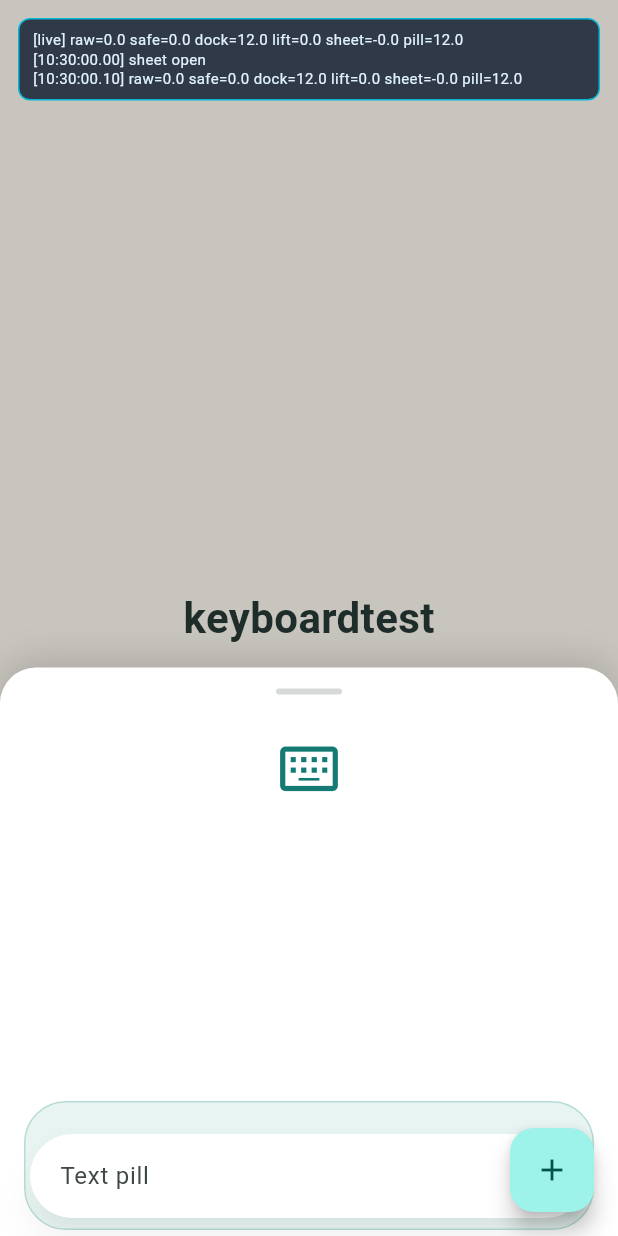
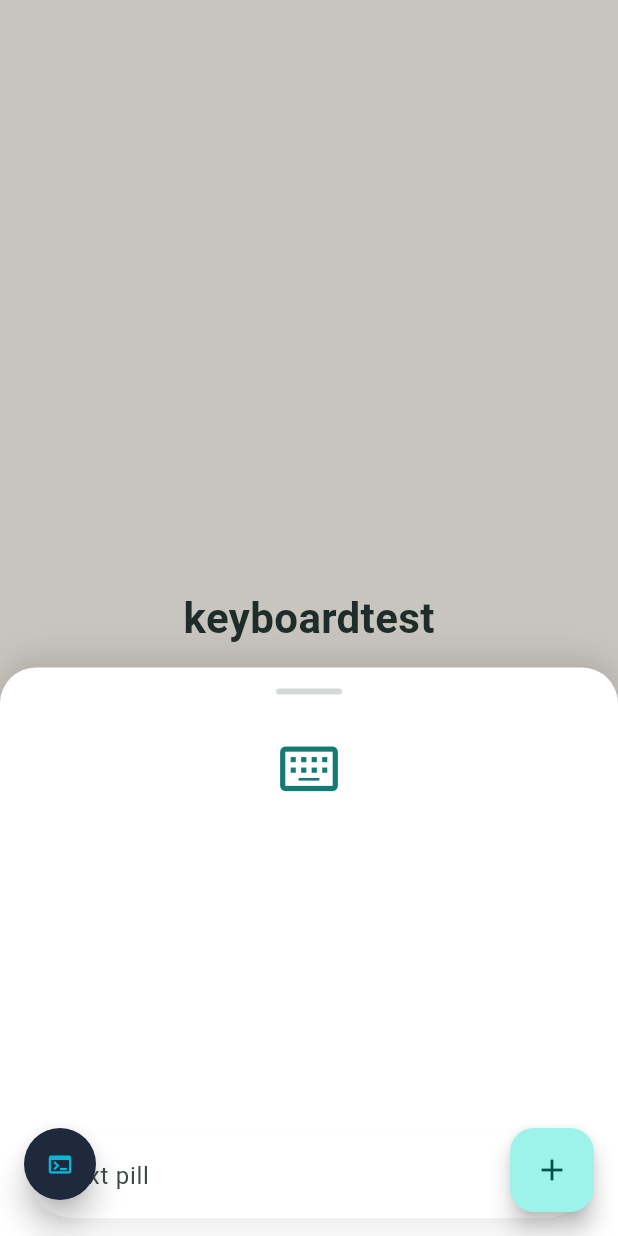
Before and after one commit to elizerpist/keyboardtest, a Flutter app: the screen it shows after launch, after a tap on the "add" icon, on a phone screen of 412 x 824 dp. Run offline on Flutter 3.47's test engine with Material 3 defaults, Android fonts, the phone set to English and light mode, and no system bars.

Commit message:
fix: move sheet with keyboard debug console

```diff
--- a/lib/main.dart
+++ b/lib/main.dart
@@ -1,6 +1,7 @@
 import 'dart:math' as math;
 
 import 'package:flutter/material.dart';
+import 'package:flutter/services.dart';
 
 void main() {
   runApp(const KeyboardTestApp());
@@ -35,14 +36,14 @@ class _KeyboardTestHomeState extends State<KeyboardTestHome> {
 
   void _openSheet() {
     FocusManager.instance.primaryFocus?.unfocus();
-    MotionDebugLog.clear();
-    MotionDebugLog.log('sheet open');
+    DebugConsole.clear();
+    DebugConsole.log('sheet open');
     setState(() => _sheetOpen = true);
   }
 
   void _closeSheet() {
     FocusManager.instance.primaryFocus?.unfocus();
-    MotionDebugLog.log('sheet close');
+    DebugConsole.log('sheet close');
     setState(() => _sheetOpen = false);
   }
 
@@ -65,7 +66,7 @@ class _KeyboardTestHomeState extends State<KeyboardTestHome> {
             ),
             const KeyboardMotionLayer(),
           ],
-          const KeyboardMotionDebugPanel(),
+          const DebugFloatingButton(),
         ],
       ),
       floatingActionButton: FloatingActionButton(
@@ -114,8 +115,9 @@ class KeyboardMotionMetrics {
   final double safeBottom;
   final double spacing;
 
-  double get dockBottom => math.max(rawInset, safeBottom) + spacing;
+  double get layerPillBottom => safeBottom + spacing;
   double get keyboardLift => math.max(rawInset - safeBottom, 0);
+  double get dockBottom => layerPillBottom + keyboardLift;
   double get sheetTranslation => -keyboardLift;
 
   String toDebugLine() {
@@ -128,12 +130,12 @@ class KeyboardMotionMetrics {
   }
 }
 
-class MotionDebugLog {
-  MotionDebugLog._();
+class DebugConsole {
+  DebugConsole._();
 
-  static const _maxEntries = 8;
-  static final ValueNotifier<List<String>> entries =
-      ValueNotifier<List<String>>(<String>[]);
+  static const _maxEntries = 500;
+  static final List<String> _entries = <String>[];
+  static final ValueNotifier<int> notifier = ValueNotifier<int>(0);
   static String? _lastMotionLine;
 
   static void log(String message) {
@@ -143,12 +145,9 @@ class MotionDebugLog {
         '${now.minute.toString().padLeft(2, '0')}:'
         '${now.second.toString().padLeft(2, '0')}.'
         '${(now.millisecond ~/ 10).toString().padLeft(2, '0')}';
-    final next = <String>[...entries.value, '[$stamp] $message'];
-    if (next.length > _maxEntries) {
-      entries.value = next.sublist(next.length - _maxEntries);
-    } else {
-      entries.value = next;
-    }
+    if (_entries.length >= _maxEntries) _entries.removeAt(0);
+    _entries.add('[$stamp] $message');
+    notifier.value += 1;
   }
 
   static void logMotion(KeyboardMotionMetrics metrics) {
@@ -160,8 +159,12 @@ class MotionDebugLog {
 
   static void clear() {
     _lastMotionLine = null;
-    entries.value = <String>[];
+    _entries.clear();
+    notifier.value += 1;
   }
+
+  static List<String> get entries => List.unmodifiable(_entries);
+  static String get allText => _entries.join('\n');
 }
 
 class KeyboardMotionLayer extends StatelessWidget {
@@ -171,9 +174,13 @@ class KeyboardMotionLayer extends StatelessWidget {
   Widget build(BuildContext context) {
     final metrics = KeyboardMotionMetrics.fromContext(context);
     WidgetsBinding.instance.addPostFrameCallback((_) {
-      MotionDebugLog.logMotion(metrics);
+      DebugConsole.logMotion(metrics);
     });
-    return Stack(
+    return Positioned.fill(
+      child: Transform.translate(
+        key: const ValueKey('keyboardtest-keyboard-motion-transform'),
+        offset: Offset(0, metrics.sheetTranslation),
+        child: Stack(
           children: [
             const Positioned(
               left: 0,
@@ -181,14 +188,10 @@ class KeyboardMotionLayer extends StatelessWidget {
               bottom: 0,
               child: SlideUpKeyboardSheet(),
             ),
-        Positioned(
-          left: 16,
-          right: 16,
-          bottom: metrics.dockBottom - 8,
-          child: const _SheetBackplate(),
-        ),
             FloatingKeyboardPill(metrics: metrics),
           ],
+        ),
+      ),
     );
   }
 }
@@ -261,24 +264,6 @@ class _SlideUpKeyboardSheetState extends State<SlideUpKeyboardSheet>
   }
 }
 
-class _SheetBackplate extends StatelessWidget {
-  const _SheetBackplate();
-
-  @override
-  Widget build(BuildContext context) {
-    return Container(
-      key: const ValueKey('keyboardtest-sheet-backplate'),
-      height: 86,
-      width: double.infinity,
-      decoration: BoxDecoration(
-        color: const Color(0xFFE7F4F1),
-        borderRadius: BorderRadius.circular(28),
-        border: Border.all(color: const Color(0xFFB7DCD5)),
-      ),
-    );
-  }
-}
-
 class _SheetHandle extends StatelessWidget {
   const _SheetHandle();
 
@@ -305,7 +290,7 @@ class FloatingKeyboardPill extends StatelessWidget {
     return Positioned(
       left: 20,
       right: 20,
-      bottom: metrics.dockBottom,
+      bottom: metrics.layerPillBottom,
       child: const _TextPill(),
     );
   }
@@ -327,7 +312,7 @@ class _TextPill extends StatelessWidget {
         child: TextField(
           key: const ValueKey('keyboardtest-pill-field'),
           textInputAction: TextInputAction.done,
-          onTap: () => MotionDebugLog.log('pill focus request'),
+          onTap: () => DebugConsole.log('pill focus request'),
           cursorColor: const Color(0xFF147A73),
           decoration: const InputDecoration(
             border: InputBorder.none,
@@ -340,50 +325,196 @@ class _TextPill extends StatelessWidget {
   }
 }
 
-class KeyboardMotionDebugPanel extends StatelessWidget {
-  const KeyboardMotionDebugPanel({super.key});
+class DebugFloatingButton extends StatelessWidget {
+  const DebugFloatingButton({super.key, this.bottomOffset});
+
+  final double? bottomOffset;
 
   @override
   Widget build(BuildContext context) {
-    final metrics = KeyboardMotionMetrics.fromContext(context);
     return Positioned(
-      key: const ValueKey('keyboardtest-debug-panel-position'),
-      left: 12,
-      right: 12,
-      top: MediaQuery.viewPaddingOf(context).top + 12,
-      child: ValueListenableBuilder<List<String>>(
-        valueListenable: MotionDebugLog.entries,
-        builder: (context, entries, _) {
-          final visibleEntries = entries.isEmpty
-              ? const <String>['[--:--:--.--] debug ready']
-              : entries;
-          final debugLines = <String>[
-            '[live] ${metrics.toDebugLine()}',
-            ...visibleEntries,
-          ];
-          return DecoratedBox(
-            key: const ValueKey('keyboardtest-debug-panel'),
-            decoration: BoxDecoration(
-              color: const Color(0xE51E293B),
-              borderRadius: BorderRadius.circular(8),
-              border: Border.all(color: const Color(0xFF06B6D4)),
-            ),
-            child: Padding(
-              padding: const EdgeInsets.fromLTRB(10, 8, 10, 8),
-              child: Text(
-                debugLines.join('\n'),
-                maxLines: 9,
-                overflow: TextOverflow.ellipsis,
-                style: const TextStyle(
-                  fontSize: 10,
-                  height: 1.25,
-                  color: Color(0xFFE0F2FE),
-                  fontFeatures: [FontFeature.tabularFigures()],
+      key: const ValueKey('debug-floating-button-position'),
+      left: 16,
+      bottom: bottomOffset ?? MediaQuery.viewPaddingOf(context).bottom + 24,
+      child: Material(
+        color: const Color(0xFF1E293B),
+        shape: const CircleBorder(),
+        elevation: 8,
+        child: IconButton(
+          key: const ValueKey('debug-floating-button'),
+          tooltip: 'Debug log',
+          icon: const Icon(Icons.terminal, size: 18, color: Color(0xFF06B6D4)),
+          onPressed: () => showDialog<void>(
+            context: context,
+            builder: (_) => const DebugConsoleDialog(),
           ),
         ),
       ),
     );
-        },
+  }
+}
+
+class DebugConsoleDialog extends StatefulWidget {
+  const DebugConsoleDialog({super.key});
+
+  @override
+  State<DebugConsoleDialog> createState() => _DebugConsoleDialogState();
+}
+
+class _DebugConsoleDialogState extends State<DebugConsoleDialog> {
+  final TextEditingController _controller = TextEditingController();
+  bool _copied = false;
+
+  @override
+  void initState() {
+    super.initState();
+    _controller.text = DebugConsole.allText;
+    DebugConsole.notifier.addListener(_refresh);
+  }
+
+  @override
+  void dispose() {
+    DebugConsole.notifier.removeListener(_refresh);
+    _controller.dispose();
+    super.dispose();
+  }
+
+  void _refresh() {
+    if (!mounted) return;
+    final text = DebugConsole.allText;
+    _controller.value = TextEditingValue(
+      text: text,
+      selection: TextSelection.collapsed(offset: text.length),
+    );
+    setState(() => _copied = false);
+  }
+
+  Future<void> _copyAll() async {
+    if (_controller.text.isEmpty) return;
+    await Clipboard.setData(ClipboardData(text: _controller.text));
+    if (!mounted) return;
+    setState(() => _copied = true);
+  }
+
+  @override
+  Widget build(BuildContext context) {
+    final count = DebugConsole.entries.length;
+    return Dialog(
+      key: const ValueKey('debug-console-dialog'),
+      backgroundColor: const Color(0xFF1E1E2E),
+      shape: RoundedRectangleBorder(borderRadius: BorderRadius.circular(14)),
+      insetPadding: const EdgeInsets.symmetric(horizontal: 12, vertical: 40),
+      child: ConstrainedBox(
+        constraints: BoxConstraints(
+          maxHeight: MediaQuery.sizeOf(context).height * 0.78,
+        ),
+        child: Column(
+          mainAxisSize: MainAxisSize.min,
+          children: [
+            Padding(
+              padding: const EdgeInsets.fromLTRB(16, 12, 8, 8),
+              child: Row(
+                children: [
+                  const Icon(
+                    Icons.terminal,
+                    size: 16,
+                    color: Color(0xFF06B6D4),
+                  ),
+                  const SizedBox(width: 8),
+                  Expanded(
+                    child: Row(
+                      children: [
+                        const Flexible(
+                          child: Text(
+                            'Debug Console',
+                            overflow: TextOverflow.ellipsis,
+                            style: TextStyle(
+                              color: Color(0xFFCDD6F4),
+                              fontWeight: FontWeight.w700,
+                            ),
+                          ),
+                        ),
+                        const SizedBox(width: 6),
+                        Text(
+                          '($count)',
+                          style: const TextStyle(
+                            color: Color(0xFF6C7086),
+                            fontSize: 12,
+                          ),
+                        ),
+                      ],
+                    ),
+                  ),
+                  IconButton(
+                    key: const ValueKey('debug-console-copy'),
+                    style: IconButton.styleFrom(
+                      minimumSize: Size.zero,
+                      padding: EdgeInsets.zero,
+                      tapTargetSize: MaterialTapTargetSize.shrinkWrap,
+                    ),
+                    onPressed: count == 0 ? null : _copyAll,
+                    icon: Icon(
+                      _copied ? Icons.check : Icons.copy_outlined,
+                      size: 16,
+                    ),
+                    color: _copied
+                        ? const Color(0xFF22C55E)
+                        : const Color(0xFF89B4FA),
+                  ),
+                  IconButton(
+                    key: const ValueKey('debug-console-clear'),
+                    style: IconButton.styleFrom(
+                      minimumSize: Size.zero,
+                      padding: EdgeInsets.zero,
+                      tapTargetSize: MaterialTapTargetSize.shrinkWrap,
+                    ),
+                    onPressed: count == 0 ? null : DebugConsole.clear,
+                    icon: const Icon(Icons.delete_outline, size: 16),
+                    color: const Color(0xFFEF4444),
+                  ),
+                  IconButton(
+                    key: const ValueKey('debug-console-close'),
+                    style: IconButton.styleFrom(
+                      minimumSize: Size.zero,
+                      padding: EdgeInsets.zero,
+                      tapTargetSize: MaterialTapTargetSize.shrinkWrap,
+                    ),
+                    onPressed: () => Navigator.of(context).pop(),
+                    icon: const Icon(Icons.close, size: 16),
+                    color: const Color(0xFF94A3B8),
+                  ),
+                ],
+              ),
+            ),
+            const Divider(height: 1, color: Color(0xFF313244)),
+            Flexible(
+              child: count == 0
+                  ? const Padding(
+                      padding: EdgeInsets.all(24),
+                      child: Text(
+                        'Még nincs log.',
+                        style: TextStyle(color: Color(0xFF94A3B8)),
+                      ),
+                    )
+                  : TextField(
+                      key: const ValueKey('debug-console-text'),
+                      controller: _controller,
+                      readOnly: true,
+                      maxLines: null,
+                      style: const TextStyle(
+                        fontFamily: 'monospace',
+                        fontSize: 11.5,
+                        height: 1.45,
+                        color: Color(0xFFCDD6F4),
+                      ),
+                      decoration: const InputDecoration(
+                        border: InputBorder.none,
+                        contentPadding: EdgeInsets.all(14),
+                      ),
+                    ),
+            ),
+          ],
+        ),
       ),
     );
   }
```
Also changed, not shown: 4 other files. Lines whose indentation alone changed are shown as unchanged.
